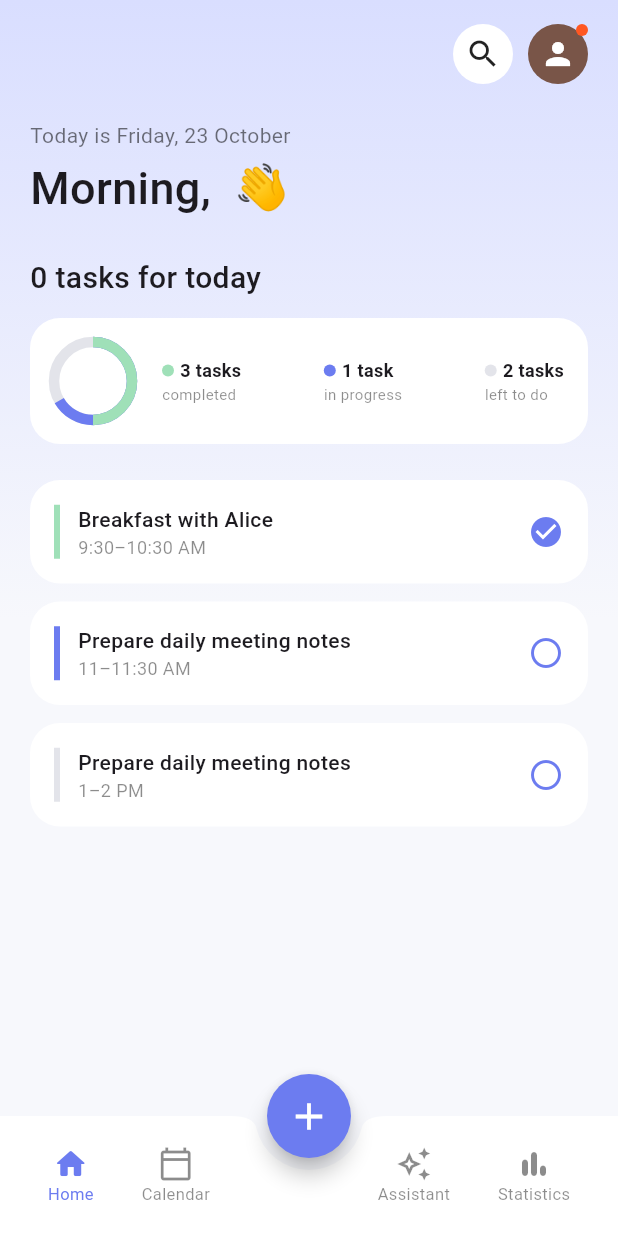
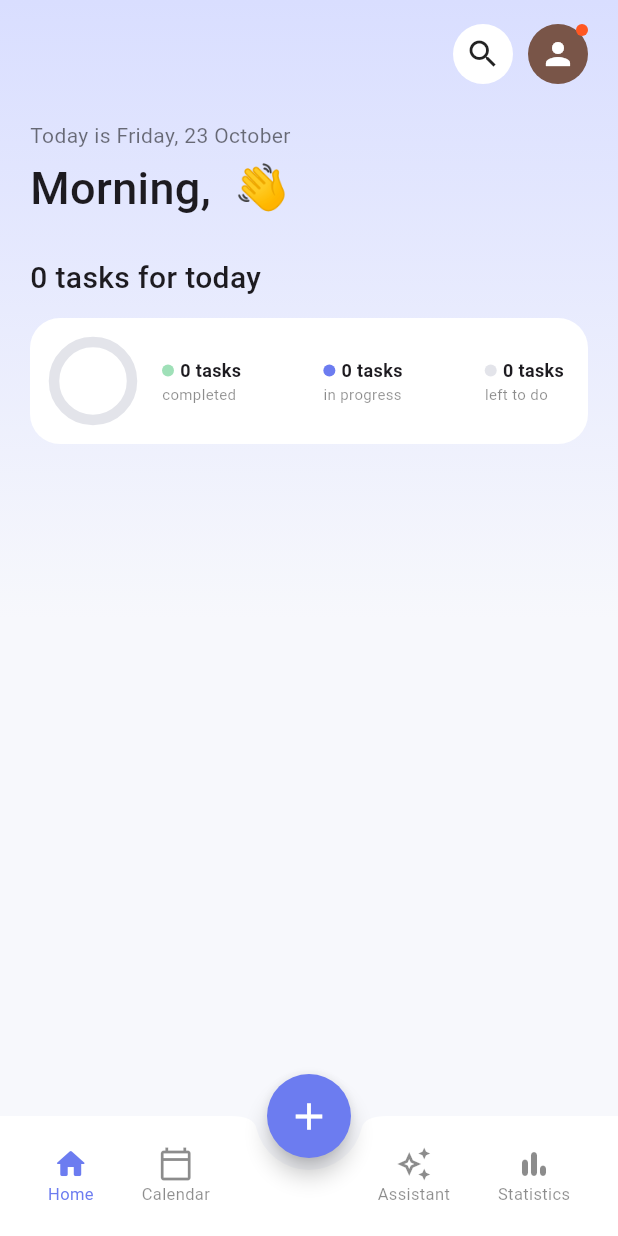
Before and after one commit to Phanuth25/komnotmorng, a Flutter app: the HomeScreen screen opened by its route, on a phone screen of 412 x 824 dp. Run offline on Flutter 3.47's test engine with Material 3 defaults, Android fonts, the phone set to English and light mode, and no system bars; our stand-ins replace dio, get, shared_preferences; accounts and stored records are empty; network calls fail.

Commit message:
fix home screen from fake data read to real data using almighty Ai

```diff
--- a/lib/viewmodels/schedules/create_sche_vm.dart
+++ b/lib/viewmodels/schedules/create_sche_vm.dart
@@ -3,6 +3,7 @@ import 'package:flutter/foundation.dart';
 import 'package:get/get.dart';
 import 'package:komnotmorng2/constants/api_constant.dart';
 import 'package:komnotmorng2/data/local_storage.dart';
+import 'package:komnotmorng2/viewmodels/schedules/select_sche_vm.dart';
 
 class ScheduleVm extends GetxController {
   final Dio dio = Dio();
@@ -10,6 +11,10 @@ class ScheduleVm extends GetxController {
   final errorMessage = ''.obs;
   final successMessage = ''.obs;
   final statusCode = ''.obs;
+  // Reuse the registered instance, or create one
+  final SelectScheduleVM selectVm = Get.isRegistered<SelectScheduleVM>()
+      ? Get.find<SelectScheduleVM>()
+      : Get.put(SelectScheduleVM());
 
   /// Returns true if the task was created (HTTP 201).
   Future<bool> createTask({
@@ -59,6 +64,7 @@ class ScheduleVm extends GetxController {
       if (response.statusCode == 201) {
         successMessage.value =
             response.data['message'] ?? 'Task created successfully';
+        selectVm.fetchSchedules();
         return true;
       }
       return false;
--- a/lib/viewmodels/schedules/select_sche_vm.dart
+++ b/lib/viewmodels/schedules/select_sche_vm.dart
@@ -4,6 +4,7 @@ import 'package:get/get.dart';
 import 'package:komnotmorng2/constants/api_constant.dart';
 import 'package:komnotmorng2/data/local_storage.dart';
 import 'package:komnotmorng2/models/schedules/schedules_model.dart';
+
 // Adjust this path to wherever you saved schedule_model.dart
 
 class SelectScheduleVM extends GetxController {
--- a/lib/views/home_screen.dart
+++ b/lib/views/home_screen.dart
@@ -1,3 +1,5 @@
+import 'dart:async';
+
 import 'package:flutter/material.dart';
 import 'package:get/get.dart';
 import 'package:intl/intl.dart';
@@ -10,13 +12,6 @@ const blue = Color(0xFF6C7CF0);
 const green = Color(0xFF9FE0B8);
 const grey = Color(0xFFE3E4EA);
 
-class Task {
-  final String title, time;
-  final Color color;
-  bool done;
-  Task(this.title, this.time, this.color, [this.done = false]);
-}
-
 class HomeScreen extends StatefulWidget {
   const HomeScreen({super.key});
   @override
@@ -26,41 +21,87 @@ class HomeScreen extends StatefulWidget {
 class _HomeScreenState extends State<HomeScreen> {
   int tab = 0;
   final userName = ''.obs;
-  final tasks = [
-    Task('Breakfast with Alice', '9:30–10:30 AM', green, true),
-    Task('Prepare daily meeting notes', '11–11:30 AM', blue),
-    Task('Prepare daily meeting notes', '1–2 PM', grey),
-  ];
+  final nowTime = DateTime.now().obs; // updates every minute
+  Timer? _timer;
   final GlobalKey<ScaffoldState> _scaffoldKey = GlobalKey<ScaffoldState>();
-  final SelectScheduleVM selectSche =
-      Get.find<SelectScheduleVM>(); // Access the LoginViewModel instance
+  final SelectScheduleVM selectSche = Get.find<SelectScheduleVM>();
+
   void openDrawer() {
-    // Implement your drawer opening logic here
     _scaffoldKey.currentState?.openDrawer();
   }
 
   @override
   void initState() {
-    // TODO: implement initState
     super.initState();
+    // Refresh the clock every minute so "in progress" stays correct
+    _timer = Timer.periodic(const Duration(minutes: 1), (_) {
+      nowTime.value = DateTime.now();
+    });
     WidgetsBinding.instance.addPostFrameCallback((_) {
       selectSche.fetchSchedules();
-
     });
     LocalStorage.getName().then((n) => userName.value = n);
   }
 
   @override
+  void dispose() {
+    _timer?.cancel();
+    super.dispose();
+  }
+
+  // ---------- Data helpers ----------
+
+  // Today's schedules, without cancelled ones
+  List<Schedule> get todays => selectSche.schedules
+      .where((s) => isToday(s) && s.status != 'cancelled')
+      .toList();
+
+  // The API sends wall-clock times labeled "Z", so rebuild them as local times
+  DateTime wallClock(DateTime d) =>
+      DateTime(d.year, d.month, d.day, d.hour, d.minute);
+
+  // Returns 'done', 'todo', 'doing' or 'missed'
+  String stateOf(Schedule s) {
+    if (s.status == 'completed') return 'done';
+    final now = nowTime.value;
+    if (now.isBefore(wallClock(s.startAt))) return 'todo'; // not started yet
+    if (now.isBefore(wallClock(s.endAt))) return 'doing'; // happening now
+    return 'missed'; // ended but never completed
+  }
+
+  Color stateColor(String state) {
+    if (state == 'done') return green;
+    if (state == 'doing') return blue;
+    return grey; // 'todo' and 'missed'
+  }
+
+  String taskWord(int n) => '$n ${n == 1 ? 'task' : 'tasks'}';
+
+  String timeRange(Schedule s) =>
+      '${DateFormat('h:mm a').format(s.startAt)} – ${DateFormat('h:mm a').format(s.endAt)}';
+
+  // True if today falls between the schedule start day and end day.
+  // Uses startAt/endAt as-is: the API stores the times you typed (wall-clock)
+  // but labels them "Z", so toLocal() would wrongly add +7 hours.
+  bool isToday(Schedule s) {
+    final now = DateTime.now();
+    final today = DateTime(now.year, now.month, now.day);
+    final start = DateTime(s.startAt.year, s.startAt.month, s.startAt.day);
+    final end = DateTime(s.endAt.year, s.endAt.month, s.endAt.day);
+    return !today.isBefore(start) && !today.isAfter(end);
+  }
+
+  // ---------- UI ----------
+
+  @override
   Widget build(BuildContext context) {
-    // final width = MediaQuery.of(context).size.width;
     final now = DateTime.now();
-    final dayNumber = DateFormat('d'); // "12"
-    final dayName = DateFormat('EEEE'); // "Tuesday"
-    final monthName = DateFormat('MMMM'); // "June"
+    final dayNumber = DateFormat('d');
+    final dayName = DateFormat('EEEE');
+    final monthName = DateFormat('MMMM');
     final text =
         'Today is ${dayName.format(now)}, ${dayNumber.format(now)} ${monthName.format(now)}';
-    final LoginViewModel loginViewModel =
-        Get.find<LoginViewModel>(); // Access the LoginViewModel instance
+    final LoginViewModel loginViewModel = Get.find<LoginViewModel>();
 
     return Scaffold(
       key: _scaffoldKey,
@@ -74,11 +115,7 @@ class _HomeScreenState extends State<HomeScreen> {
             ),
             ListTile(
               title: const Text('log out'),
-              onTap: () {
-                // Handle item 1 tap
-                loginViewModel
-                    .logout(); // Call the logout method from the ViewModel
-              },
+              onTap: () => loginViewModel.logout(),
             ),
           ],
         ),
@@ -95,7 +132,7 @@ class _HomeScreenState extends State<HomeScreen> {
         child: SafeArea(
           child: Center(
             child: ConstrainedBox(
-              constraints: BoxConstraints(maxWidth: double.infinity),
+              constraints: const BoxConstraints(maxWidth: double.infinity),
               child: ListView(
                 padding: const EdgeInsets.fromLTRB(20, 16, 20, 120),
                 children: [
@@ -109,11 +146,10 @@ class _HomeScreenState extends State<HomeScreen> {
                       ),
                       const SizedBox(width: 10),
                       InkWell(
-                        onTap: () =>
-                            openDrawer(), // Call the openDrawer function when tapped
-                        child: Stack(
+                        onTap: openDrawer,
+                        child: const Stack(
                           children: [
-                            const CircleAvatar(
+                            CircleAvatar(
                               backgroundColor: Colors.brown,
                               child: Icon(Icons.person, color: Colors.white),
                             ),
@@ -131,36 +167,41 @@ class _HomeScreenState extends State<HomeScreen> {
                     ],
                   ),
                   const SizedBox(height: 24),
-                  Text(text, style: TextStyle(color: Colors.black54)),
+                  Text(text, style: const TextStyle(color: Colors.black54)),
                   const SizedBox(height: 4),
-                  Obx(() {
-                    // Use Obx to listen for changes in userName
-                    final name = userName.value;
-                    return Text(
-                      'Morning, $name 👋',
-                      style: TextStyle(
+                  Obx(
+                    () => Text(
+                      'Morning, ${userName.value} 👋',
+                      style: const TextStyle(
                         fontSize: 30,
                         fontWeight: FontWeight.w500,
                       ),
-                    );
-                  }),
+                    ),
+                  ),
                   const SizedBox(height: 24),
 
-                  // Tabs build it here
-                  Obx(() {
-                    final count = selectSche.schedules.where(isToday).length;
-                    return Text(
-                      '$count ${count == 1 ? 'task' : 'tasks'} for today',
+                  // Header count
+                  Obx(
+                    () => Text(
+                      '${taskWord(todays.length)} for today',
                       style: const TextStyle(
                         fontSize: 20,
                         fontWeight: FontWeight.w500,
                       ),
-                    );
-                  }),
+                    ),
+                  ),
                   const SizedBox(height: 12),
 
                   // Stats card
-                  card(
+                  Obx(() {
+                    final list = todays;
+                    final total = list.length;
+                    final done = list.where((s) => stateOf(s) == 'done').length;
+                    final doing =
+                        list.where((s) => stateOf(s) == 'doing').length;
+                    final left = list.where((s) => stateOf(s) == 'todo').length;
+
+                    return card(
                       Row(
                         children: [
                           SizedBox(
@@ -168,15 +209,16 @@ class _HomeScreenState extends State<HomeScreen> {
                             height: 52,
                             child: Stack(
                               fit: StackFit.expand,
-                            children: const [
+                              children: [
                                 CircularProgressIndicator(
-                                value: 4 / 6,
+                                  value:
+                                      total == 0 ? 0 : (done + doing) / total,
                                   strokeWidth: 7,
                                   color: blue,
                                   backgroundColor: grey,
                                 ),
                                 CircularProgressIndicator(
-                                value: 3 / 6,
+                                  value: total == 0 ? 0 : done / total,
                                   strokeWidth: 7,
                                   color: green,
                                 ),
@@ -184,37 +226,46 @@ class _HomeScreenState extends State<HomeScreen> {
                             ),
                           ),
                           const SizedBox(width: 20),
-                        stat(green, '3 tasks', 'completed'),
+                          stat(green, taskWord(done), 'completed'),
                           const Spacer(),
-                        stat(blue, '1 task', 'in progress'),
+                          stat(blue, taskWord(doing), 'in progress'),
                           const Spacer(),
-                        stat(grey, '2 tasks', 'left to do'),
+                          stat(grey, taskWord(left), 'left to do'),
                         ],
                       ),
-                  ),
+                    );
+                  }),
                   const SizedBox(height: 24),
 
                   // Task list
-                  for (final t in tasks)
+                  Obx(
+                    () => Column(
+                      children: [
+                        for (final s in todays)
                           Padding(
                             padding: const EdgeInsets.only(bottom: 12),
                             child: card(
                               Row(
                                 children: [
-                            Container(width: 4, height: 36, color: t.color),
+                                  Container(
+                                    width: 4,
+                                    height: 36,
+                                    color: stateColor(stateOf(s)),
+                                  ),
                                   const SizedBox(width: 12),
                                   Expanded(
                                     child: Column(
-                                crossAxisAlignment: CrossAxisAlignment.start,
+                                      crossAxisAlignment:
+                                          CrossAxisAlignment.start,
                                       children: [
                                         Text(
-                                    t.title,
+                                          s.title,
                                           style: const TextStyle(
                                             fontWeight: FontWeight.w500,
                                           ),
                                         ),
                                         Text(
-                                    t.time,
+                                          timeRange(s),
                                           style: const TextStyle(
                                             fontSize: 12,
                                             color: Colors.black45,
@@ -223,17 +274,17 @@ class _HomeScreenState extends State<HomeScreen> {
                                       ],
                                     ),
                                   ),
-                            GestureDetector(
-                              onTap: () => setState(() => t.done = !t.done),
-                              child: Icon(
-                                t.done
+                                  Icon(
+                                    stateOf(s) == 'done'
                                         ? Icons.check_circle
                                         : Icons.radio_button_unchecked,
                                     color: blue,
                                   ),
+                                ],
+                              ),
+                            ),
                           ),
                       ],
-                        ),
                     ),
                   ),
                 ],
@@ -246,11 +297,7 @@ class _HomeScreenState extends State<HomeScreen> {
       // Center "+" button
       floatingActionButtonLocation: FloatingActionButtonLocation.centerDocked,
       floatingActionButton: FloatingActionButton(
-        onPressed: () {
-          Get.toNamed(
-            '/ScheduleScreen',
-          ); // Navigate to ScheduleScreen using GetX
-        },
+        onPressed: () => Get.toNamed('/ScheduleScreen'),
         backgroundColor: blue,
         foregroundColor: Colors.white,
         shape: const CircleBorder(),
@@ -312,28 +359,4 @@ class _HomeScreenState extends State<HomeScreen> {
       ),
     ],
   );
-
-  // One rounded chip with centered text.
-  Widget _chip(String text) => Container(
-    margin: const EdgeInsets.only(right: 10),
-    padding: const EdgeInsets.symmetric(horizontal: 16),
-    alignment: Alignment.center,
-    decoration: BoxDecoration(
-      color: Colors.white,
-      borderRadius: BorderRadius.circular(12),
-      border: Border.all(color: grey),
-    ),
-    child: Text(text, style: const TextStyle(fontWeight: FontWeight.w500)),
-  );
-
-  // True if today falls between the schedule start day and end day.
-  // Uses startAt/endAt as-is: the API stores the times you typed (wall-clock)
-  // but labels them "Z", so toLocal() would wrongly add +7 hours.
-  bool isToday(Schedule s) {
-    final now = DateTime.now();
-    final today = DateTime(now.year, now.month, now.day);
-    final start = DateTime(s.startAt.year, s.startAt.month, s.startAt.day);
-    final end = DateTime(s.endAt.year, s.endAt.month, s.endAt.day);
-    return !today.isBefore(start) && !today.isAfter(end);
 }
-}
```
Lines whose indentation alone changed are shown as unchanged.
